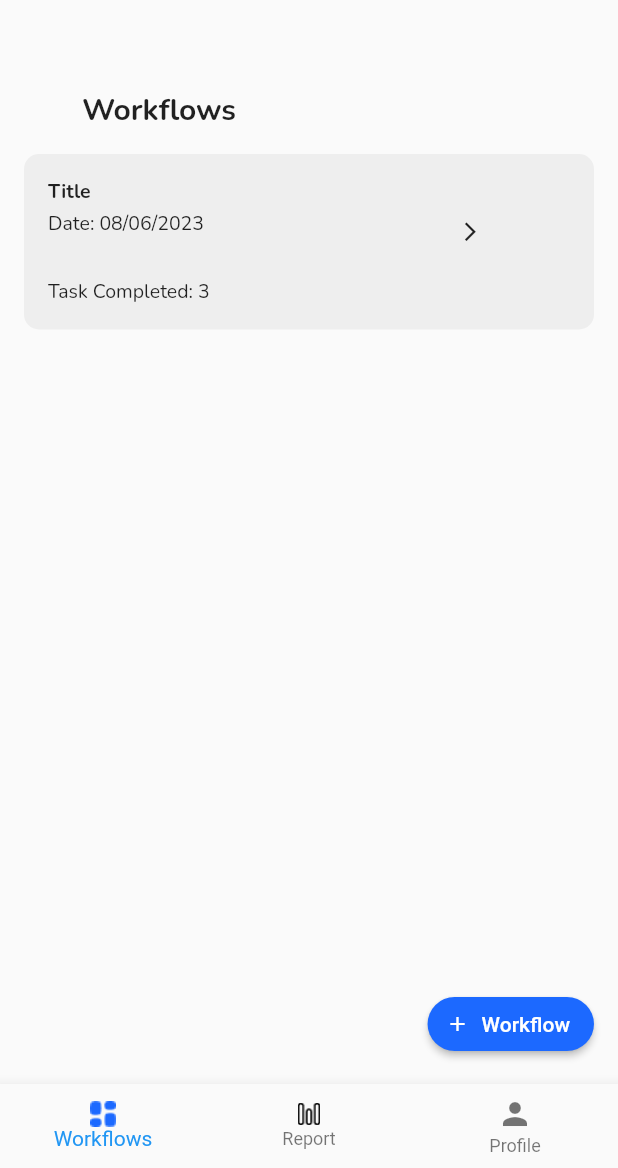
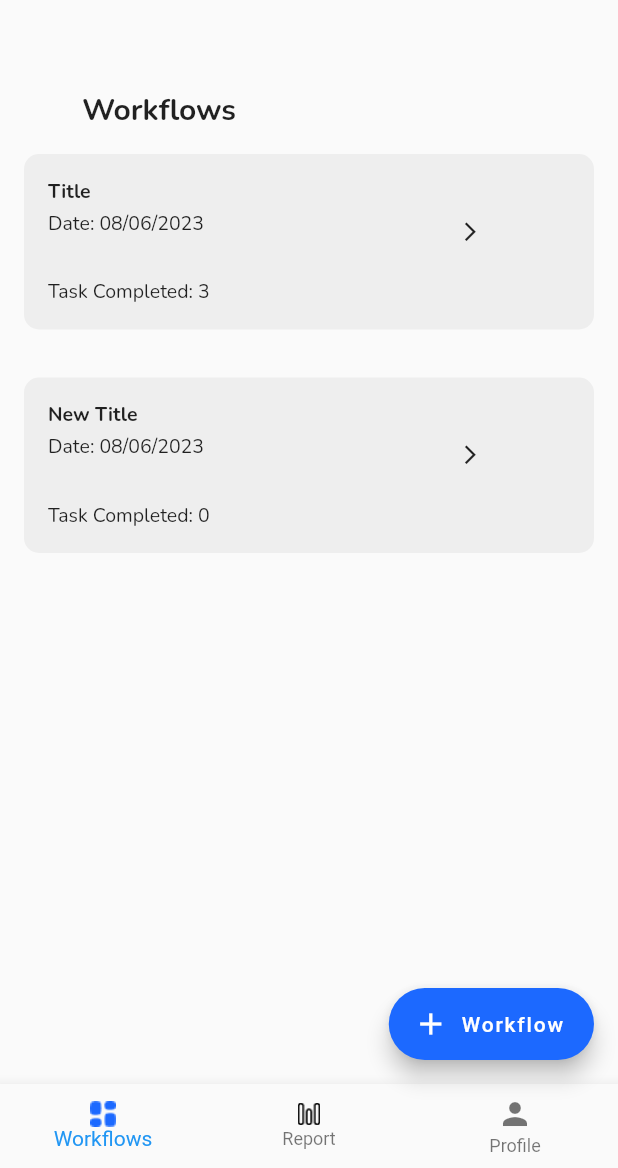
Before and after one commit to vrishank97/protofac-app, a Flutter app: the screen it shows after launch, after a tap on "Workflow", on a phone screen of 412 x 824 dp, the part 68-1236 px from its top. Run offline on Flutter 3.47's test engine with Material 2 defaults, Android fonts, the light colour scheme and no system bars; our stand-ins replace cloud_firestore, firebase_analytics, firebase_auth, firebase_core, get_it, go_router and 2 more; missing offline and left inert: firebase_app_check; accounts and stored records are empty; Roboto replaces fonts that are missing (Clash Display).

Commit message:
workflow list

```diff
--- /dev/null
+++ b/lib/components/Workflow_list.dart
@@ -0,0 +1,49 @@
+import 'package:flutter/material.dart';
+
+class Workflow_list extends StatelessWidget {
+  final String title;
+  final String date;
+  final int tasksCompleted;
+
+  Workflow_list({required this.title, required this.date, required this.tasksCompleted});
+
+  @override
+  Widget build(BuildContext context) {
+    return Container(
+      padding: EdgeInsets.all(16),
+      margin: EdgeInsets.all(16),
+      decoration: BoxDecoration(
+        color: Colors.grey[200],
+        borderRadius: BorderRadius.circular(10),
+      ),
+      child: Column(
+        crossAxisAlignment: CrossAxisAlignment.start,
+        children: [
+          Text(
+            title,
+            style: TextStyle(
+                fontFamily: 'Nunito',
+                fontSize: 13,
+                fontWeight: FontWeight.bold),
+          ),
+          Container(
+            child: Row(children: [
+              Text(
+                'Date: $date',
+                style: TextStyle(fontFamily: 'Nunito', fontSize: 13),
+              ),
+              Container(
+                  padding: EdgeInsets.only(top: 10, left: 170),
+                  child: Icon(Icons.arrow_forward_ios, size: 15)),
+            ]),
+          ),
+          SizedBox(height: 24),
+          Text(
+            'Task Completed: $tasksCompleted',
+            style: TextStyle(fontFamily: 'Nunito', fontSize: 13),
+          ),
+        ],
+      ),
+    );
+  }
+}
--- a/lib/main.dart
+++ b/lib/main.dart
@@ -7,6 +7,7 @@ import 'package:google_fonts/google_fonts.dart';
 import 'package:google_sign_in/google_sign_in.dart';
 import 'package:protofac/router.dart';
 import 'package:protofac/screens/workflow_screen.dart';
+import 'package:protofac/screens/workflowform_screen.dart';
 import 'package:protofac/services/auth_service.dart';
 import 'package:provider/provider.dart';
 import 'firebase_options.dart';
--- a/lib/screens/workflow_screen.dart
+++ b/lib/screens/workflow_screen.dart
@@ -1,6 +1,5 @@
-// ignore_for_file: prefer_const_constructors, prefer_const_literals_to_create_immutables
-
 import 'package:flutter/material.dart';
+import 'package:protofac/components/Workflow_list.dart';
 
 class Workflow_screen extends StatefulWidget {
   const Workflow_screen({super.key});
@@ -11,6 +10,9 @@ class Workflow_screen extends StatefulWidget {
 
 class _Workflow_screenState extends State<Workflow_screen> {
   int _selectedIndex = 0;
+  List<Workflow_list> lists = [
+    Workflow_list(title: 'Title', date: '08/06/2023', tasksCompleted: 3),
+  ];
 
   void _onItemTapped(int index) {
     setState(() {
@@ -18,27 +20,18 @@ class _Workflow_screenState extends State<Workflow_screen> {
     });
   }
 
+  void _addNewList() {
+    print('Adding new list');
+    setState(() {
+      lists.add(Workflow_list(title: 'New Title', date: '08/06/2023', tasksCompleted: 0));
+    });
+  }
+
   @override
   Widget build(BuildContext context) {
     return Scaffold(
-      body: Stack(children: [
-        Positioned(
-            bottom: 16,
-            right: 16,
-            child: ElevatedButton.icon(
-              onPressed: () {
-                // Add your button action here
-              },
-              icon: Icon(Icons.add, size: 16),
-              label: Text('Workflow'),
-              style: ElevatedButton.styleFrom(
-                backgroundColor: Color.fromRGBO(28, 105, 255, 1),
-                shape: RoundedRectangleBorder(
-                  borderRadius: BorderRadius.circular(30), // Border radius
-                ),
-              ),
-            )),
-        ListView(children: [
+      body: ListView(
+        children: [
           Container(
             padding: const EdgeInsets.all(10),
             child: const Center(
@@ -66,44 +59,17 @@ class _Workflow_screenState extends State<Workflow_screen> {
               ),
             ),
           ),
-          Container(
-            padding: EdgeInsets.all(16),
-            margin: EdgeInsets.all(16),
-            decoration: BoxDecoration(
-              color: Colors.grey[200],
-              borderRadius: BorderRadius.circular(10),
-            ),
-            child: Column(
-              crossAxisAlignment: CrossAxisAlignment.start,
-              children: [
-                Text(
-                  'Title',
-                  style: TextStyle(
-                      fontFamily: 'Nunito',
-                      fontSize: 13,
-                      fontWeight: FontWeight.bold),
-                ),
-                Container(
-                  child: Row(children: [
-                    Text(
-                      'Date: 08/06/2023',
-                      style: TextStyle(fontFamily: 'Nunito', fontSize: 13),
-                    ),
-                    Container(
-                        padding: EdgeInsets.only(top: 10, left: 170),
-                        child: Icon(Icons.arrow_forward_ios, size: 15)),
-                  ]),
-                ),
-                SizedBox(height: 24),
-                Text(
-                  'Task Completed: 3',
-                  style: TextStyle(fontFamily: 'Nunito', fontSize: 13),
-                ),
-              ],
-            ),
+          Column(
+            children: lists,
           ),
-        ]),
-      ]),
+        ],
+      ),
+      floatingActionButton: FloatingActionButton.extended(
+        onPressed: _addNewList,
+        icon: Icon(Icons.add),
+        label: Text('Workflow'),
+        backgroundColor: Color.fromRGBO(28, 105, 255, 1),
+      ),
       bottomNavigationBar: BottomNavigationBar(
         items: [
           BottomNavigationBarItem(
```
